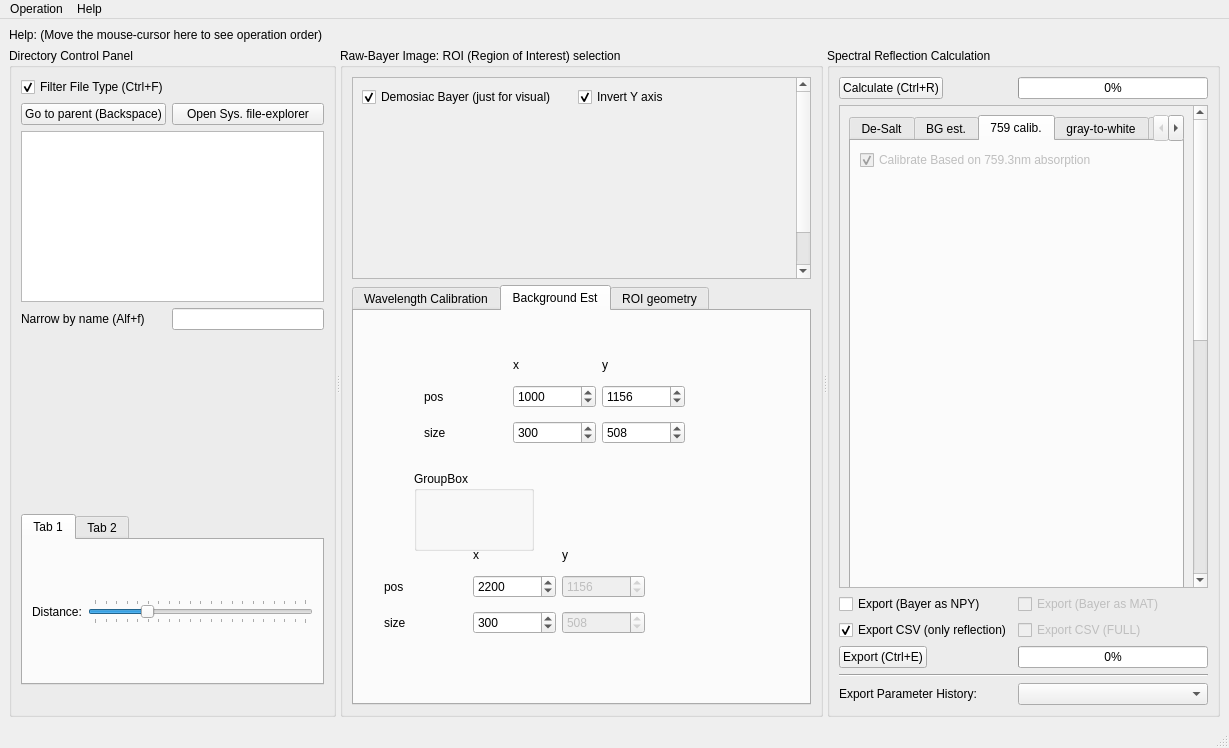
Qt form UI/UI_Mainwindow.ui (garid3000/bps_spectrometer_gui) before a commit.
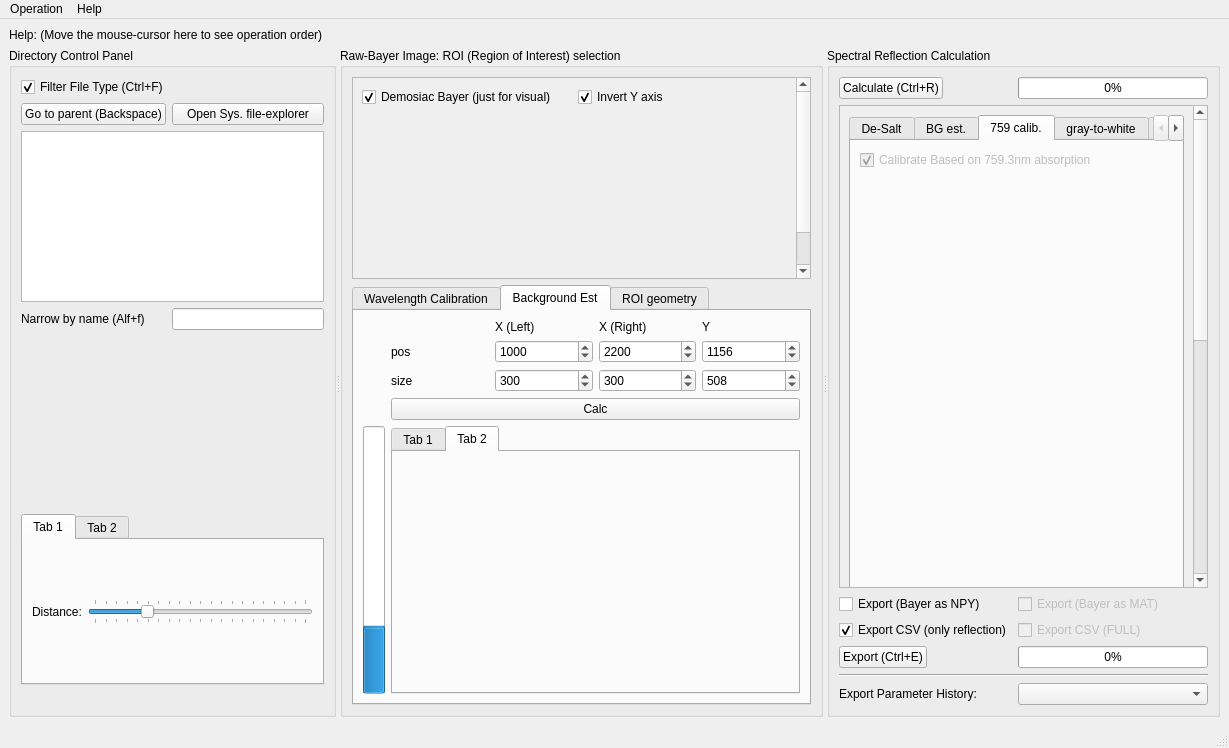
The same form after that commit. Icons and pictures are not drawn. Custom widgets are drawn as their Qt base class.

Commit message: Preliminary row by row based background estimation

```diff
--- a/UI/UI_Mainwindow.ui
+++ b/UI/UI_Mainwindow.ui
@@ -591,39 +591,186 @@
            <attribute name="title">
             <string>Background Est</string>
            </attribute>
-           <widget class="QWidget" name="layoutWidget_2">
-            <property name="geometry">
-             <rect>
-              <x>70</x>
-              <y>40</y>
-              <width>261</width>
-              <height>101</height>
-             </rect>
-            </property>
+           <layout class="QGridLayout" name="gridLayout_13">
+            <item row="2" column="1">
+             <widget class="QTabWidget" name="tabWidget_3">
+              <property name="currentIndex">
+               <number>1</number>
+              </property>
+              <widget class="QWidget" name="tab_13">
+               <attribute name="title">
+                <string>Tab 1</string>
+               </attribute>
+               <layout class="QGridLayout" name="gridLayout_14">
+                <item row="0" column="0">
+                 <layout class="QGridLayout" name="gridLayout_12">
+                  <item row="0" column="0">
+                   <widget class="PlotWidget" name="graph_bg_r" native="true">
+                    <property name="sizePolicy">
+                     <sizepolicy hsizetype="Expanding" vsizetype="Expanding">
+                      <horstretch>1</horstretch>
+                      <verstretch>1</verstretch>
+                     </sizepolicy>
+                    </property>
+                    <property name="minimumSize">
+                     <size>
+                      <width>1</width>
+                      <height>1</height>
+                     </size>
+                    </property>
+                   </widget>
+                  </item>
+                  <item row="0" column="1">
+                   <widget class="PlotWidget" name="graph_bg_g" native="true">
+                    <property name="sizePolicy">
+                     <sizepolicy hsizetype="Expanding" vsizetype="Expanding">
+                      <horstretch>1</horstretch>
+                      <verstretch>1</verstretch>
+                     </sizepolicy>
+                    </property>
+                    <property name="minimumSize">
+                     <size>
+                      <width>1</width>
+                      <height>1</height>
+                     </size>
+                    </property>
+                   </widget>
+                  </item>
+                  <item row="1" column="0">
+                   <widget class="PlotWidget" name="graph_bg_G" native="true">
+                    <property name="sizePolicy">
+                     <sizepolicy hsizetype="Expanding" vsizetype="Expanding">
+                      <horstretch>1</horstretch>
+                      <verstretch>1</verstretch>
+                     </sizepolicy>
+                    </property>
+                    <property name="minimumSize">
+                     <size>
+                      <width>1</width>
+                      <height>1</height>
+                     </size>
+                    </property>
+                   </widget>
+                  </item>
+                  <item row="1" column="1">
+                   <widget class="PlotWidget" name="graph_bg_b" native="true">
+                    <property name="sizePolicy">
+                     <sizepolicy hsizetype="Expanding" vsizetype="Expanding">
+                      <horstretch>1</horstretch>
+                      <verstretch>1</verstretch>
+                     </sizepolicy>
+                    </property>
+                    <property name="minimumSize">
+                     <size>
+                      <width>1</width>
+                      <height>1</height>
+                     </size>
+                    </property>
+                   </widget>
+                  </item>
+                 </layout>
+                </item>
+               </layout>
+              </widget>
+              <widget class="QWidget" name="tab_14">
+               <attribute name="title">
+                <string>Tab 2</string>
+               </attribute>
+               <layout class="QGridLayout" name="gridLayout_16">
+                <item row="0" column="0">
+                 <layout class="QGridLayout" name="gridLayout_15">
+                  <item row="0" column="0">
+                   <widget class="PlotWidget" name="graph_bg_param_b" native="true">
+                    <property name="sizePolicy">
+                     <sizepolicy hsizetype="Expanding" vsizetype="Expanding">
+                      <horstretch>1</horstretch>
+                      <verstretch>1</verstretch>
+                     </sizepolicy>
+                    </property>
+                    <property name="minimumSize">
+                     <size>
+                      <width>1</width>
+                      <height>1</height>
+                     </size>
+                    </property>
+                   </widget>
+                  </item>
+                  <item row="0" column="1">
+                   <widget class="PlotWidget" name="graph_bg_param_k" native="true">
+                    <property name="sizePolicy">
+                     <sizepolicy hsizetype="Expanding" vsizetype="Expanding">
+                      <horstretch>1</horstretch>
+                      <verstretch>1</verstretch>
+                     </sizepolicy>
+                    </property>
+                    <property name="minimumSize">
+                     <size>
+                      <width>1</width>
+                      <height>1</height>
+                     </size>
+                    </property>
+                   </widget>
+                  </item>
+                  <item row="1" column="0">
+                   <widget class="PlotWidget" name="graph_bg_param_a" native="true">
+                    <property name="sizePolicy">
+                     <sizepolicy hsizetype="Expanding" vsizetype="Expanding">
+                      <horstretch>1</horstretch>
+                      <verstretch>1</verstretch>
+                     </sizepolicy>
+                    </property>
+                    <property name="minimumSize">
+                     <size>
+                      <width>1</width>
+                      <height>1</height>
+                     </size>
+                    </property>
+                   </widget>
+                  </item>
+                  <item row="1" column="1">
+                   <widget class="PlotWidget" name="graph_bg_param_c" native="true">
+                    <property name="sizePolicy">
+                     <sizepolicy hsizetype="Expanding" vsizetype="Expanding">
+                      <horstretch>1</horstretch>
+                      <verstretch>1</verstretch>
+                     </sizepolicy>
+                    </property>
+                    <property name="minimumSize">
+                     <size>
+                      <width>1</width>
+                      <height>1</height>
+                     </size>
+                    </property>
+                   </widget>
+                  </item>
+                 </layout>
+                </item>
+               </layout>
+              </widget>
+             </widget>
+            </item>
+            <item row="2" column="0">
+             <widget class="QProgressBar" name="pbar_bg_on_row">
+              <property name="value">
+               <number>24</number>
+              </property>
+              <property name="orientation">
+               <enum>Qt::Orientation::Vertical</enum>
+              </property>
+             </widget>
+            </item>
+            <item row="0" column="1">
             <layout class="QGridLayout" name="gridLayout_10">
-             <item row="0" column="1">
-              <widget class="QLabel" name="label_9">
-               <property name="sizePolicy">
-                <sizepolicy hsizetype="Preferred" vsizetype="Fixed">
-                 <horstretch>0</horstretch>
-                 <verstretch>0</verstretch>
-                </sizepolicy>
-               </property>
-               <property name="text">
-                <string>x</string>
-               </property>
-              </widget>
-             </item>
-             <item row="0" column="2">
-              <widget class="QLabel" name="label_10">
-               <property name="sizePolicy">
-                <sizepolicy hsizetype="Preferred" vsizetype="Fixed">
-                 <horstretch>0</horstretch>
-                 <verstretch>0</verstretch>
-                </sizepolicy>
-               </property>
-               <property name="text">
-                <string>y</string>
+              <item row="1" column="2">
+               <widget class="QSpinBox" name="sb_bgri_posx">
+                <property name="maximum">
+                 <number>4000</number>
+                </property>
+                <property name="singleStep">
+                 <number>2</number>
+                </property>
+                <property name="value">
+                 <number>2200</number>
                </property>
               </widget>
              </item>
@@ -647,8 +794,54 @@
                </property>
               </widget>
              </item>
-             <item row="1" column="2">
-              <widget class="QSpinBox" name="sb_bgle_posy">
+              <item row="0" column="2">
+               <widget class="QLabel" name="label_13">
+                <property name="text">
+                 <string>X (Right)</string>
+                </property>
+               </widget>
+              </item>
+              <item row="0" column="1">
+               <widget class="QLabel" name="label_9">
+                <property name="sizePolicy">
+                 <sizepolicy hsizetype="Preferred" vsizetype="Fixed">
+                  <horstretch>0</horstretch>
+                  <verstretch>0</verstretch>
+                 </sizepolicy>
+                </property>
+                <property name="text">
+                 <string>X (Left)</string>
+                </property>
+               </widget>
+              </item>
+              <item row="2" column="3">
+               <widget class="QSpinBox" name="sb_bg___sizy">
+                <property name="maximum">
+                 <number>4000</number>
+                </property>
+                <property name="singleStep">
+                 <number>2</number>
+                </property>
+                <property name="value">
+                 <number>508</number>
+                </property>
+               </widget>
+              </item>
+              <item row="0" column="3">
+               <widget class="QLabel" name="label_10">
+                <property name="sizePolicy">
+                 <sizepolicy hsizetype="Preferred" vsizetype="Fixed">
+                  <horstretch>0</horstretch>
+                  <verstretch>0</verstretch>
+                 </sizepolicy>
+                </property>
+                <property name="text">
+                 <string>Y</string>
+                </property>
+               </widget>
+              </item>
+              <item row="1" column="3">
+               <widget class="QSpinBox" name="sb_bg___posy">
                <property name="maximum">
                 <number>4000</number>
                </property>
@@ -681,100 +874,6 @@
               </widget>
              </item>
              <item row="2" column="2">
-              <widget class="QSpinBox" name="sb_bgle_sizy">
-               <property name="maximum">
-                <number>4000</number>
-               </property>
-               <property name="singleStep">
-                <number>2</number>
-               </property>
-               <property name="value">
-                <number>508</number>
-               </property>
-              </widget>
-             </item>
-            </layout>
-           </widget>
-           <widget class="QWidget" name="layoutWidget_3">
-            <property name="geometry">
-             <rect>
-              <x>30</x>
-              <y>230</y>
-              <width>261</width>
-              <height>101</height>
-             </rect>
-            </property>
-            <layout class="QGridLayout" name="gridLayout_12">
-             <item row="0" column="1">
-              <widget class="QLabel" name="label_13">
-               <property name="sizePolicy">
-                <sizepolicy hsizetype="Preferred" vsizetype="Fixed">
-                 <horstretch>0</horstretch>
-                 <verstretch>0</verstretch>
-                </sizepolicy>
-               </property>
-               <property name="text">
-                <string>x</string>
-               </property>
-              </widget>
-             </item>
-             <item row="0" column="2">
-              <widget class="QLabel" name="label_14">
-               <property name="sizePolicy">
-                <sizepolicy hsizetype="Preferred" vsizetype="Fixed">
-                 <horstretch>0</horstretch>
-                 <verstretch>0</verstretch>
-                </sizepolicy>
-               </property>
-               <property name="text">
-                <string>y</string>
-               </property>
-              </widget>
-             </item>
-             <item row="1" column="0">
-              <widget class="QLabel" name="label_15">
-               <property name="text">
-                <string>pos</string>
-               </property>
-              </widget>
-             </item>
-             <item row="1" column="1">
-              <widget class="QSpinBox" name="sb_bgri_posx">
-               <property name="maximum">
-                <number>4000</number>
-               </property>
-               <property name="singleStep">
-                <number>2</number>
-               </property>
-               <property name="value">
-                <number>2200</number>
-               </property>
-              </widget>
-             </item>
-             <item row="1" column="2">
-              <widget class="QSpinBox" name="sb_bgri_posy">
-               <property name="enabled">
-                <bool>false</bool>
-               </property>
-               <property name="maximum">
-                <number>4000</number>
-               </property>
-               <property name="singleStep">
-                <number>2</number>
-               </property>
-               <property name="value">
-                <number>1156</number>
-               </property>
-              </widget>
-             </item>
-             <item row="2" column="0">
-              <widget class="QLabel" name="label_16">
-               <property name="text">
-                <string>size</string>
-               </property>
-              </widget>
-             </item>
-             <item row="2" column="1">
               <widget class="QSpinBox" name="sb_bgri_sizx">
                <property name="maximum">
                 <number>400</number>
@@ -787,37 +886,16 @@
                </property>
               </widget>
              </item>
-             <item row="2" column="2">
-              <widget class="QSpinBox" name="sb_bgri_sizy">
-               <property name="enabled">
-                <bool>false</bool>
-               </property>
-               <property name="maximum">
-                <number>4000</number>
-               </property>
-               <property name="singleStep">
-                <number>2</number>
-               </property>
-               <property name="value">
-                <number>508</number>
-               </property>
+             </layout>
+            </item>
+            <item row="1" column="1">
+             <widget class="QPushButton" name="pb_bg_calc">
+              <property name="text">
+               <string>Calc</string>
+              </property>
               </widget>
              </item>
             </layout>
-           </widget>
-           <widget class="QGroupBox" name="groupBox">
-            <property name="geometry">
-             <rect>
-              <x>60</x>
-              <y>160</y>
-              <width>120</width>
-              <height>80</height>
-             </rect>
-            </property>
-            <property name="title">
-             <string>GroupBox</string>
-            </property>
-           </widget>
           </widget>
           <widget class="QWidget" name="midcol_tab3_rois">
            <attribute name="title">
```
Lines whose indentation alone changed are shown as unchanged. The commit also changes 2 other files.
